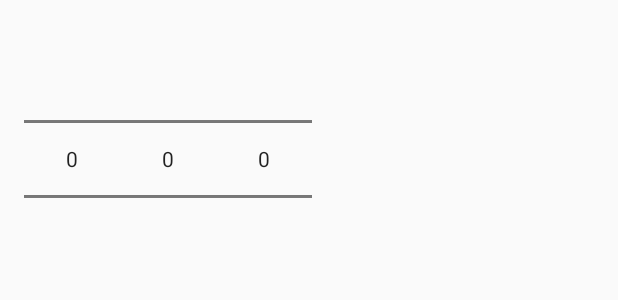
After one commit to sivipi/Wedding, an Android app: the layout activity_edit_budget_entry.xml on its own in the app's theme, with its tools: preview values and no code run, on a phone screen of 412 x 824 dp. The commit adds this screen. Shown: the top 300 px of the screen. Run offline under Robolectric (Android 15) with nearby library versions, the light colour scheme and no system bars.

```diff
--- a/app/src/main/AndroidManifest.xml
+++ b/app/src/main/AndroidManifest.xml
@@ -47,6 +47,8 @@
         </activity>
         <activity android:name=".tables.TablesActivity" >
         </activity>
+        <activity android:name=".budget.editBudgetEntryActivity" >
+        </activity>
     </application>
 
 </manifest>
--- a/app/src/main/java/com/example/owner/wedding/MainActivity.java
+++ b/app/src/main/java/com/example/owner/wedding/MainActivity.java
@@ -4,6 +4,7 @@ import android.support.v7.app.AppCompatActivity;
 import android.os.Bundle;
 import android.view.Menu;
 import android.view.MenuItem;
+import android.view.View;
 import android.widget.NumberPicker;
 
 public class MainActivity extends AppCompatActivity {
@@ -23,6 +24,8 @@ public class MainActivity extends AppCompatActivity {
         return true;
     }
 
+
+
     @Override
     public boolean onOptionsItemSelected(MenuItem item) {
         // Handle action bar item clicks here. The action bar will
--- /dev/null
+++ b/app/src/main/res/layout/activity_edit_budget_entry.xml
@@ -0,0 +1,33 @@
+<?xml version="1.0" encoding="utf-8"?>
+<LinearLayout xmlns:android="http://schemas.android.com/apk/res/android"
+    xmlns:tools="http://schemas.android.com/tools" android:layout_width="match_parent"
+    android:layout_height="match_parent" android:paddingLeft="@dimen/activity_horizontal_margin"
+    android:paddingRight="@dimen/activity_horizontal_margin"
+    android:paddingTop="@dimen/activity_vertical_margin"
+    android:paddingBottom="@dimen/activity_vertical_margin"
+    android:orientation="vertical"
+    tools:context="com.example.owner.wedding.budget.editBudgetEntryActivity">
+
+    <TableRow
+        android:layout_width="match_parent"
+        android:layout_height="wrap_content"
+        android:clickable="false"
+        android:layout_gravity="center">
+
+        <NumberPicker
+            android:layout_width="wrap_content"
+            android:layout_height="wrap_content"
+            android:id="@+id/numberPicker"
+            android:clickable="false" />
+
+        <NumberPicker
+            android:layout_width="wrap_content"
+            android:layout_height="wrap_content"
+            android:id="@+id/numberPicker2" />
+
+        <NumberPicker
+            android:layout_width="wrap_content"
+            android:layout_height="wrap_content"
+            android:id="@+id/numberPicker3" />
+    </TableRow>
+</LinearLayout>
--- a/app/src/main/res/values/strings.xml
+++ b/app/src/main/res/values/strings.xml
@@ -4,4 +4,7 @@
     <string name="hello_world">Hello world!</string>
     <string name="action_settings">Settings</string>
     <string name="title_activity_budget">BudgetActivity</string>
+
+<!-- TODO: Remove or change this placeholder text -->
+    <string name="hello_blank_fragment">Hello blank fragment</string>
 </resources>
```
Also changed, not shown: app/src/main/java/com/example/owner/wedding/budget/BudgetActivity.java (+19 -3 lines), app/src/main/java/com/example/owner/wedding/budget/editBudgetEntryActivity.java (added, +13 -0 lines), app/src/main/java/com/example/owner/wedding/tables/Table.java (+6 -10 lines), app/src/main/java/com/example/owner/wedding/tables/TablesActivity.java (+41 -0 lines).
